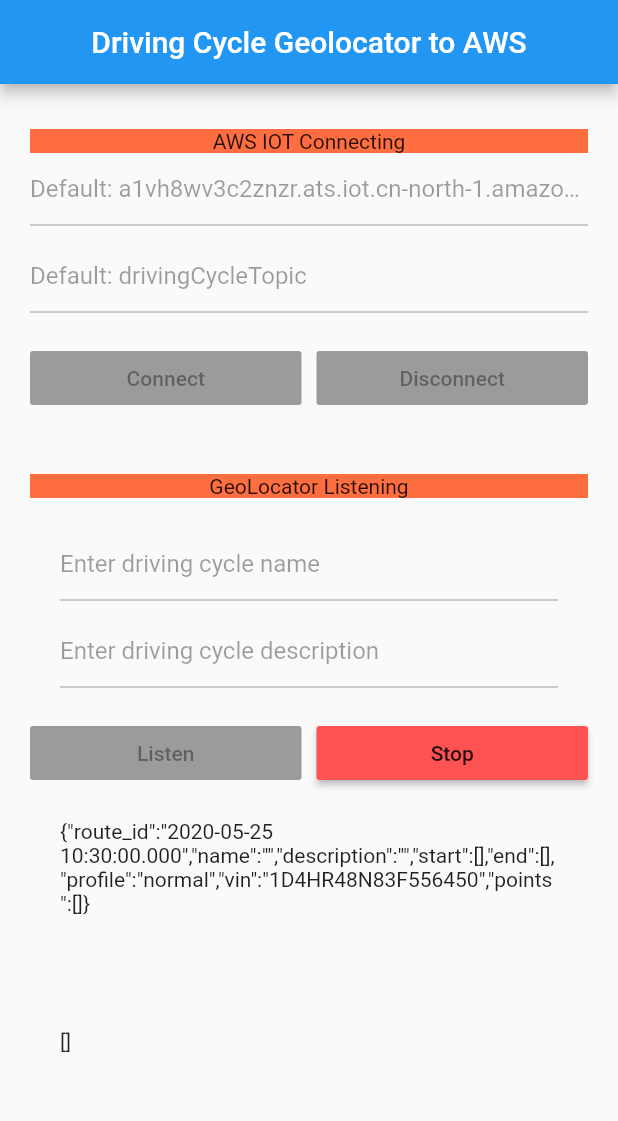
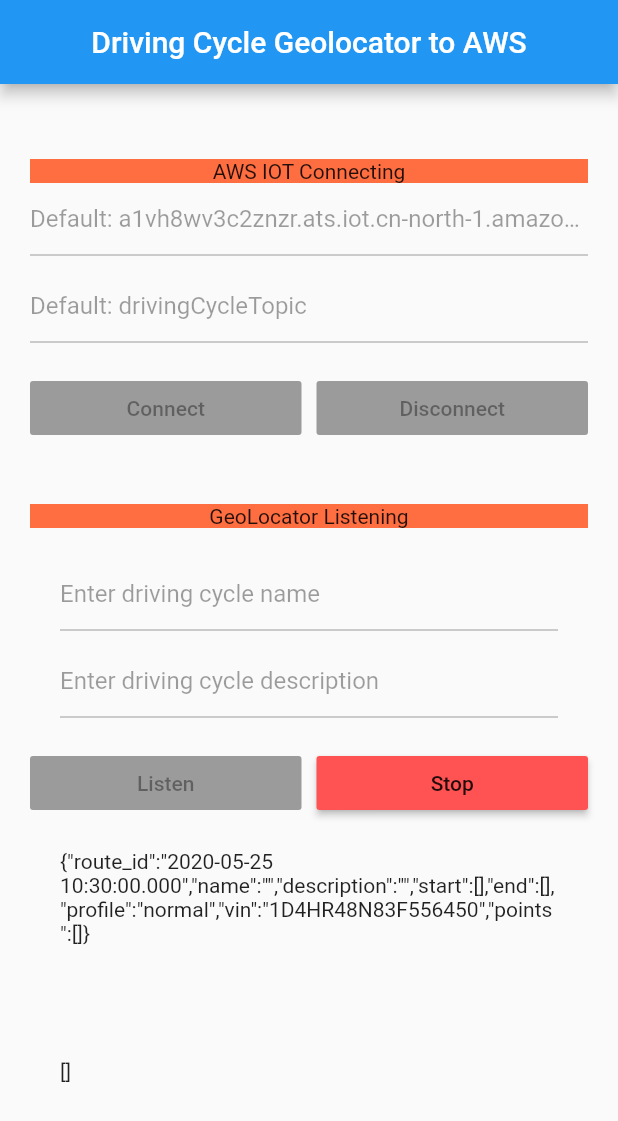
Before and after one commit to lxcao/flutter_driving_cycle, a Flutter app: the screen it shows after launch, after a tap on "Connect", after a tap on "Listen", on a phone screen of 412 x 824 dp. Shown: the top 1121 px of the screen. Run offline on Flutter 3.47's test engine with Material 2 defaults, Android fonts, the phone set to English and light mode, and no system bars; our stand-ins replace geolocator; missing offline and left inert: mqtt_client; generated files the repository leaves out were written again.

Commit message:
add sizebox

```diff
--- a/lib/pages/driving_cycle_record_page.dart
+++ b/lib/pages/driving_cycle_record_page.dart
@@ -19,7 +19,6 @@
   StreamSubscription<Position> _positionStreamSubscription;
 
   final TextEditingController _hostTextController = TextEditingController();
-  final TextEditingController _messageTextController = TextEditingController();
   final TextEditingController _topicTextController = TextEditingController();
 
   final TextEditingController _drivingCycleNameTextController =
@@ -54,8 +53,10 @@
     }
 
     _hostTextController.dispose();
-    _messageTextController.dispose();
     _topicTextController.dispose();
+
+    _drivingCycleNameTextController.dispose();
+    _drivingCycleDecriptionTextController.dispose();
 
     super.dispose();
   }
@@ -69,27 +70,13 @@
         Provider.of<GeolocatorAppStreamState>(context);
     currentGeolocationState = geoState;
     return _buildMainListView();
-/*     return FutureBuilder<GeolocationStatus>(
-        future: Geolocator().checkGeolocationPermissionStatus(),
-        builder:
-            (BuildContext context, AsyncSnapshot<GeolocationStatus> snapshot) {
-          if (!snapshot.hasData) {
-            return const Center(child: CircularProgressIndicator());
-          }
-
-          if (snapshot.data == GeolocationStatus.denied) {
-            return const PlaceholderWidget('Location services disabled',
-                'Enable location services for this App using the device settings.');
-          }
-          return _buildColumn();
-        }); */
   }
 
   Widget _buildMainListView() {
     return ListView(
       children: <Widget>[
         SizedBox(
-          height: 10.0,
+          height: 30.0,
         ),
         _buildAWSIOTColumn(),
         _buildGeolocatorColumn(),
@@ -105,7 +92,6 @@
           _buildConnectionStateText(_prepareAWSIOTStateMessageFrom(
               currentAWSIOTState.getAppConnectionState)),
           _buildEditableColumn(),
-          //_buildScrollableTextWith(currentAppState.getHistoryText)
         ],
       ),
     );
@@ -157,10 +143,7 @@
   Widget _buildTextFieldWith(TextEditingController controller, String hintText,
       MQTTAppConnectionState state) {
     bool shouldEnable = false;
-    if (controller == _messageTextController &&
-        state == MQTTAppConnectionState.connected) {
-      shouldEnable = true;
-    } else if ((controller == _hostTextController &&
+    if ((controller == _hostTextController &&
             state == MQTTAppConnectionState.disconnected) ||
         (controller == _topicTextController &&
             state == MQTTAppConnectionState.disconnected)) {
@@ -222,7 +205,6 @@
   void _publishMessage(String text) {
     final String message = text;
     awsIOTmanager.publish(message);
-    _messageTextController.clear();
   }
 
   /// *****************************************华丽的分割线**************************************************** */
```
